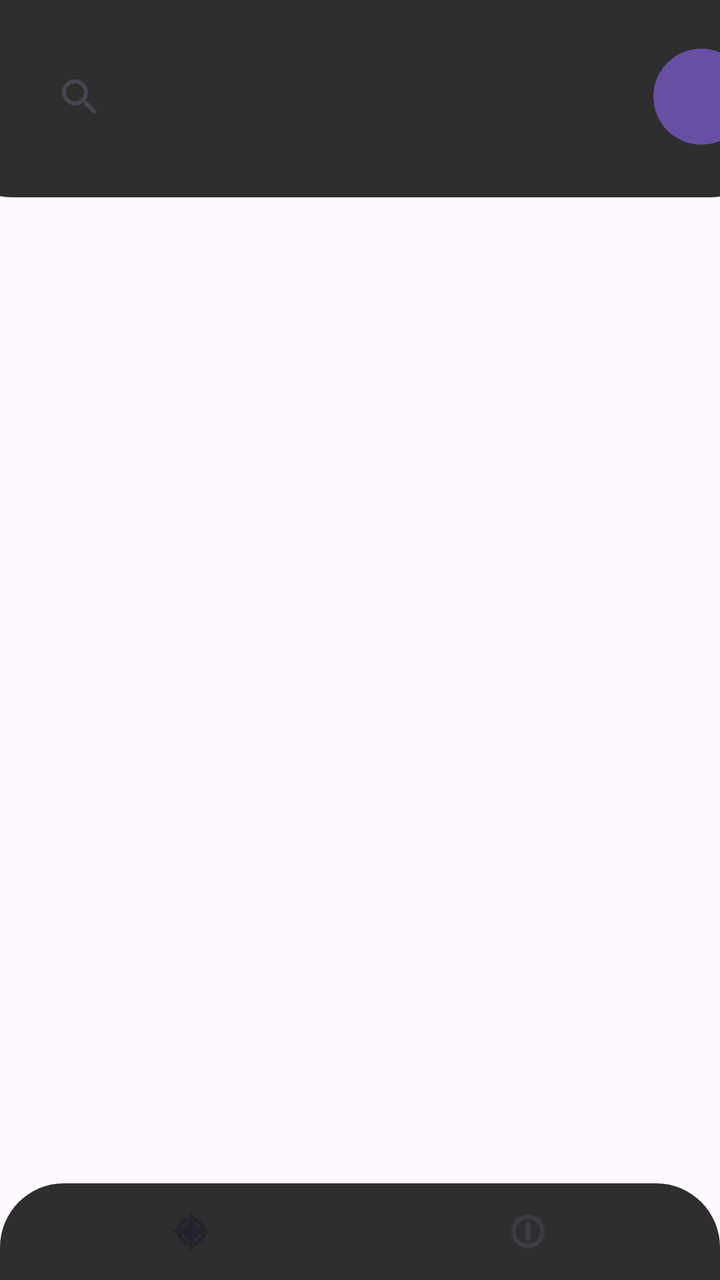
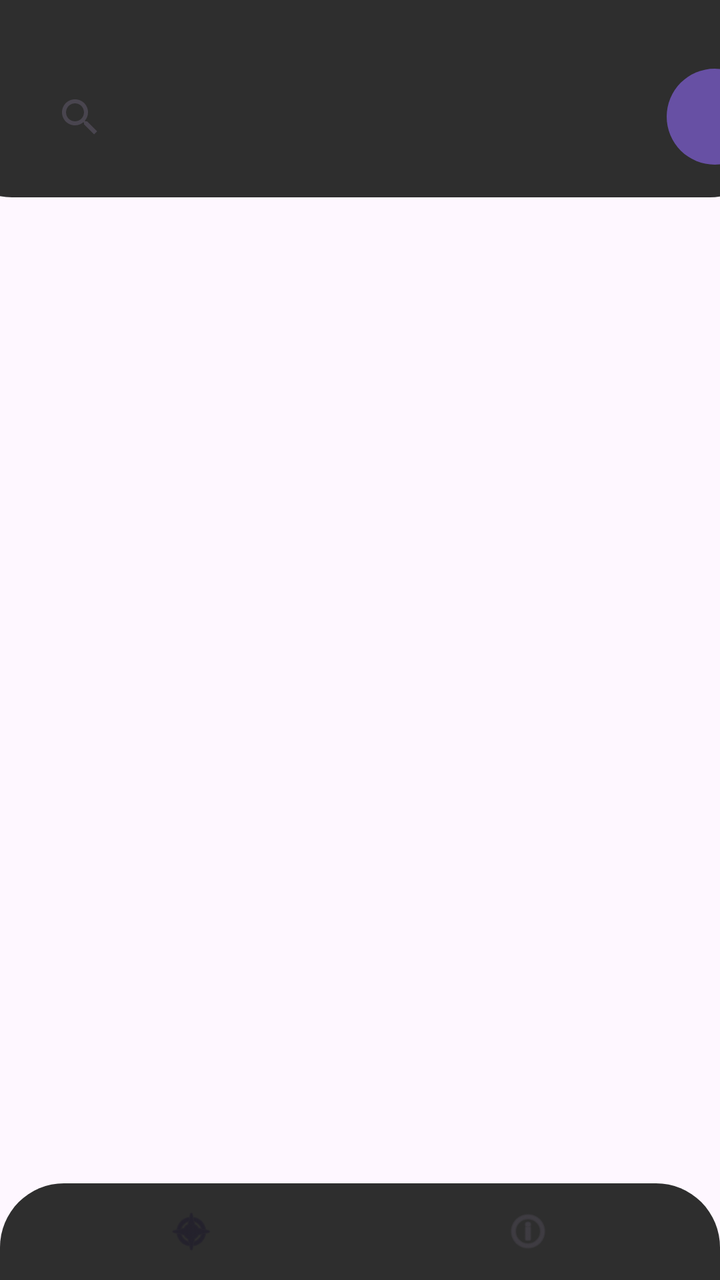

The first picture is an Android layout as it rendered before a commit; the second is the same layout after the commit. The layout source and the unified diff follow.
<!-- AndroidManifest.xml: application theme Theme.Beatstore -->
<!-- res/layout/activity_main.xml -->
<?xml version="1.0" encoding="utf-8"?>
<androidx.constraintlayout.widget.ConstraintLayout
    xmlns:android="http://schemas.android.com/apk/res/android"
    xmlns:tools="http://schemas.android.com/tools"
    xmlns:app="http://schemas.android.com/apk/res-auto"
    android:id="@+id/main"
    android:layout_width="match_parent"
    android:layout_height="match_parent"
    tools:context=".MainActivity">

    <com.google.android.material.bottomnavigation.BottomNavigationView
        android:id="@+id/bnb"
        android:layout_width="match_parent"
        android:layout_height="wrap_content"
        android:layout_marginBottom="-32dp"
        android:background="@drawable/rounded_background"
        app:menu="@menu/bottom_nav_menu"
        app:layout_constraintBottom_toBottomOf="parent"
        app:layout_constraintEnd_toEndOf="parent" />

    <View
        android:id="@+id/view"
        android:layout_width="413dp"
        android:layout_height="130dp"
        android:layout_marginTop="-32dp"
        android:background="@drawable/rounded_background"
        app:layout_constraintEnd_toEndOf="parent"
        app:layout_constraintStart_toStartOf="parent"
        app:layout_constraintTop_toTopOf="parent" />

    <SearchView
        android:id="@+id/searchView"
        android:layout_width="325dp"
        android:layout_height="48dp"
        android:layout_marginStart="16dp"
        app:layout_constraintBottom_toBottomOf="@+id/view"
        app:layout_constraintStart_toStartOf="parent"
        app:layout_constraintTop_toTopOf="parent"
        app:layout_constraintVertical_bias="0.49" />

    <Button
        android:id="@+id/button_filter"
        android:layout_width="48dp"
        android:layout_height="48dp"
        android:layout_marginBottom="26dp"
        android:background="@drawable/rounded_background"
        android:text="Filter"
        app:layout_constraintBottom_toBottomOf="@+id/view"
        app:layout_constraintEnd_toEndOf="parent"
        app:layout_constraintStart_toEndOf="@+id/searchView" />

    <androidx.recyclerview.widget.RecyclerView
        android:id="@+id/recyclerView2"
        android:layout_width="408dp"
        android:layout_height="738dp"
        android:layout_marginBottom="3dp"
        app:layout_constraintBottom_toTopOf="@+id/bnb"
        app:layout_constraintStart_toStartOf="parent"
        app:layout_constraintTop_toBottomOf="@+id/view" />

</androidx.constraintlayout.widget.ConstraintLayout>
<!-- resources referenced by this layout -->
<resources>
  <!-- drawable rounded_background (drawable) -->
  <shape xmlns:android="http://schemas.android.com/apk/res/android">
      <solid android:color="#2E2E2E" />
      <corners android:radius="32dp" />
  </shape>
  <style name="Theme.Beatstore" parent="Base.Theme.Beatstore" />
  <style name="Base.Theme.Beatstore" parent="Theme.Material3.DayNight.NoActionBar">
          
          
      </style>
</resources>

<!-- the commit's change to res/layout/activity_main.xml (unified diff, before → after) -->
@@ -36,17 +36,18 @@
         app:layout_constraintBottom_toBottomOf="@+id/view"
         app:layout_constraintStart_toStartOf="parent"
         app:layout_constraintTop_toTopOf="parent"
-        app:layout_constraintVertical_bias="0.49" />
+        app:layout_constraintVertical_bias="0.686" />
 
     <Button
         android:id="@+id/button_filter"
         android:layout_width="48dp"
         android:layout_height="48dp"
-        android:layout_marginBottom="26dp"
+        android:layout_marginBottom="16dp"
         android:background="@drawable/rounded_background"
         android:text="Filter"
         app:layout_constraintBottom_toBottomOf="@+id/view"
         app:layout_constraintEnd_toEndOf="parent"
+        app:layout_constraintHorizontal_bias="0.272"
         app:layout_constraintStart_toEndOf="@+id/searchView" />
 
     <androidx.recyclerview.widget.RecyclerView
